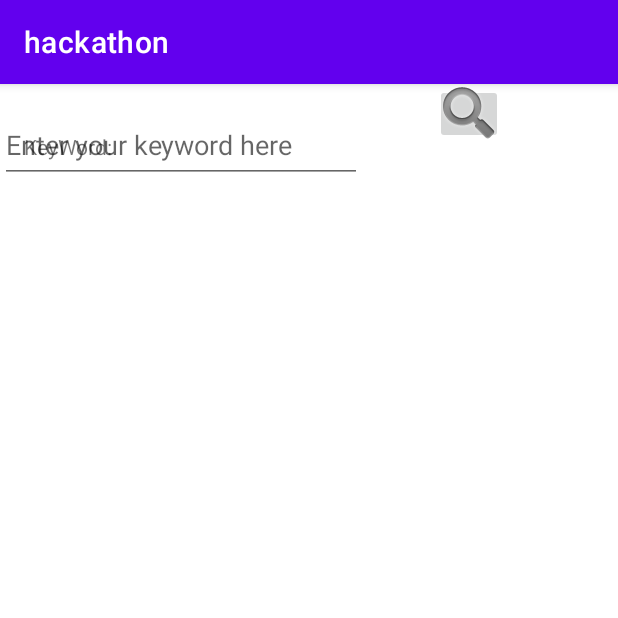
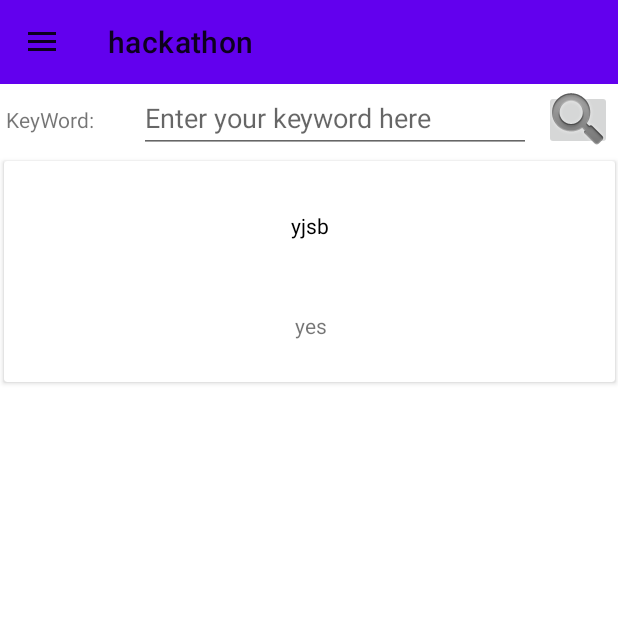
Before and after one commit to DarrenYee/hackathon, an Android app: the CompletedQuestionView screen opened directly, with no data from a screen before it, on a phone screen of 412 x 824 dp, the top half of it. Run offline under Robolectric (Android 15) with nearby library versions, the phone set to English and light mode, and no system bars; our stand-ins replace Room's generated code.

Commit message:
navigation view added

```diff
--- a/app/src/main/java/com/example/hackathon/CompletedQuestion/CompletedQuestionView.java
+++ b/app/src/main/java/com/example/hackathon/CompletedQuestion/CompletedQuestionView.java
@@ -1,17 +1,25 @@
 package com.example.hackathon.CompletedQuestion;
 
+import androidx.annotation.NonNull;
+import androidx.appcompat.app.ActionBarDrawerToggle;
 import androidx.appcompat.app.AppCompatActivity;
+import androidx.appcompat.widget.Toolbar;
+import androidx.drawerlayout.widget.DrawerLayout;
 import androidx.recyclerview.widget.LinearLayoutManager;
 import androidx.recyclerview.widget.RecyclerView;
 
 import android.os.Bundle;
+import android.view.MenuItem;
 
 import com.example.hackathon.R;
+import com.google.android.material.navigation.NavigationView;
 
 import java.util.ArrayList;
 import java.util.List;
 
 public class CompletedQuestionView extends AppCompatActivity {
+    Toolbar toolbar;
+    DrawerLayout drawerLayout;
 
     RecyclerView recyclerView;
     RecyclerView.LayoutManager layoutManager;
@@ -22,7 +30,11 @@ public class CompletedQuestionView extends AppCompatActivity {
     protected void onCreate(Bundle savedInstanceState) {
         super.onCreate(savedInstanceState);
 
-        setContentView(R.layout.completed_question);
+        setContentView(R.layout.drawer_layout);
+
+        CompletedQuestion Q1 = new CompletedQuestion("yjsb", "yes");
+        questionList.add(Q1);
+
 
         recyclerView = findViewById(R.id.completed_ques_view);
 
@@ -33,5 +45,36 @@ public class CompletedQuestionView extends AppCompatActivity {
         recyclerView.setAdapter(adapter);
 
         adapter.setData(questionList);
+
+        // toolbar
+        toolbar = findViewById(R.id.toolbar);
+        setSupportActionBar(toolbar);
+
+
+        // navigation menu
+        drawerLayout = findViewById(R.id.drawerLayout);
+        ActionBarDrawerToggle toggle = new ActionBarDrawerToggle(this, drawerLayout, toolbar,
+                R.string.nav_open, R.string.nav_close);
+        drawerLayout.addDrawerListener(toggle);
+        toggle.syncState();
+
+        NavigationView navigationView = findViewById(R.id.navigationView);
+        navigationView.setNavigationItemSelectedListener(new myNavListener());
+    }
+
+    class myNavListener implements NavigationView.OnNavigationItemSelectedListener {
+        @Override
+        public boolean onNavigationItemSelected(@NonNull MenuItem item) {
+            int id = item.getItemId();
+
+            if(id == R.id.AQ){
+
+            }
+            else if(id == R.id.SA){
+
+            }
+
+            return true;
+        }
     }
 }
--- a/app/src/main/res/layout/completed_question.xml
+++ b/app/src/main/res/layout/completed_question.xml
@@ -8,41 +8,44 @@
 
     <androidx.recyclerview.widget.RecyclerView
         android:id="@+id/completed_ques_view"
-        android:layout_width="414dp"
-        android:layout_height="669dp"
+        android:layout_width="418dp"
+        android:layout_height="616dp"
         app:layout_constraintBottom_toBottomOf="parent"
         app:layout_constraintEnd_toEndOf="parent"
         app:layout_constraintStart_toStartOf="parent"
-        app:layout_constraintTop_toBottomOf="@+id/keyWordField" />
+        app:layout_constraintTop_toBottomOf="@+id/keyWordField"
+        app:layout_constraintVertical_bias="1.0" />
 
     <TextView
         android:id="@+id/keyWord"
         android:layout_width="64dp"
         android:layout_height="27dp"
-        android:layout_marginStart="16dp"
+        android:layout_marginStart="4dp"
         android:text="KeyWord:"
         app:layout_constraintBaseline_toBaselineOf="@+id/keyWordField"
         app:layout_constraintStart_toStartOf="parent" />
 
     <EditText
         android:id="@+id/keyWordField"
-        android:layout_width="241dp"
-        android:layout_height="50dp"
-        android:layout_marginTop="16dp"
+        android:layout_width="261dp"
+        android:layout_height="46dp"
+        android:layout_marginStart="16dp"
+        android:layout_marginTop="56dp"
         android:ems="10"
         android:hint="Enter your keyword here"
         android:inputType="textPersonName"
-        app:layout_constraintTop_toTopOf="parent"
-        tools:layout_editor_absoluteX="91dp" />
+        app:layout_constraintEnd_toStartOf="@+id/imageButton"
+        app:layout_constraintStart_toEndOf="@+id/keyWord"
+        app:layout_constraintTop_toTopOf="parent" />
 
     <ImageButton
         android:id="@+id/imageButton"
         android:layout_width="45dp"
         android:layout_height="40dp"
-        android:layout_marginEnd="28dp"
+        android:layout_marginTop="60dp"
+        android:layout_marginEnd="4dp"
         app:layout_constraintEnd_toEndOf="parent"
-        app:layout_constraintStart_toEndOf="@+id/keyWordField"
-        app:srcCompat="@android:drawable/ic_search_category_default"
-        tools:layout_editor_absoluteY="19dp" />
+        app:layout_constraintTop_toTopOf="parent"
+        app:srcCompat="@android:drawable/ic_search_category_default" />
 
 </androidx.constraintlayout.widget.ConstraintLayout>
--- /dev/null
+++ b/app/src/main/res/layout/coordinator_layout.xml
@@ -0,0 +1,18 @@
+<?xml version="1.0" encoding="utf-8"?>
+<androidx.coordinatorlayout.widget.CoordinatorLayout xmlns:android="http://schemas.android.com/apk/res/android"
+    android:layout_width="match_parent"
+    android:layout_height="match_parent">
+
+    <include
+        layout="@layout/completed_question"
+        android:layout_width="wrap_content"
+        android:layout_height="wrap_content" />
+
+    <androidx.appcompat.widget.Toolbar
+        android:id="@+id/toolbar"
+        android:layout_width="match_parent"
+        android:layout_height="wrap_content"
+        android:background="?attr/colorPrimary"
+        android:minHeight="?attr/actionBarSize"
+        android:theme="?attr/actionBarTheme" />
+</androidx.coordinatorlayout.widget.CoordinatorLayout>
--- /dev/null
+++ b/app/src/main/res/layout/drawer_layout.xml
@@ -0,0 +1,20 @@
+<?xml version="1.0" encoding="utf-8"?>
+<androidx.drawerlayout.widget.DrawerLayout xmlns:android="http://schemas.android.com/apk/res/android"
+    xmlns:app="http://schemas.android.com/apk/res-auto"
+    android:id="@+id/drawerLayout"
+    android:layout_width="match_parent"
+    android:layout_height="match_parent">
+
+    <include
+        layout="@layout/coordinator_layout"
+        android:layout_width="wrap_content"
+        android:layout_height="wrap_content" />
+
+    <com.google.android.material.navigation.NavigationView
+        android:id="@+id/navigationView"
+        android:layout_width="match_parent"
+        android:layout_height="match_parent"
+        android:layout_gravity="start"
+        app:menu="@menu/drawer_menu" />
+
+</androidx.drawerlayout.widget.DrawerLayout>
--- /dev/null
+++ b/app/src/main/res/menu/drawer_menu.xml
@@ -0,0 +1,10 @@
+<?xml version="1.0" encoding="utf-8"?>
+<menu xmlns:android="http://schemas.android.com/apk/res/android">
+
+    <item
+        android:id="@+id/AQ"
+        android:title="Ask Question" />
+    <item
+        android:id="@+id/SA"
+        android:title="Sample Answer" />
+</menu>
--- a/app/src/main/res/values/strings.xml
+++ b/app/src/main/res/values/strings.xml
@@ -1,3 +1,5 @@
 <resources>
     <string name="app_name">hackathon</string>
+    <string name="nav_open">opened</string>
+    <string name="nav_close">closed</string>
 </resources>
--- a/app/src/main/res/values/themes.xml
+++ b/app/src/main/res/values/themes.xml
@@ -1,6 +1,6 @@
 <resources xmlns:tools="http://schemas.android.com/tools">
     <!-- Base application theme. -->
-    <style name="Theme.Hackathon" parent="Theme.MaterialComponents.DayNight.DarkActionBar">
+    <style name="Theme.Hackathon" parent="Theme.MaterialComponents.DayNight.NoActionBar">
         <!-- Primary brand color. -->
         <item name="colorPrimary">@color/purple_500</item>
         <item name="colorPrimaryVariant">@color/purple_700</item>
@@ -13,4 +13,8 @@
         <item name="android:statusBarColor" tools:targetApi="l">?attr/colorPrimaryVariant</item>
         <!-- Customize your theme here. -->
     </style>
+    <style name="Theme.Hackathon.NoActionBar">
+        <item name="windowActionBar">false</item>
+        <item name="windowNoTitle">true</item>
+    </style>
 </resources>
```
